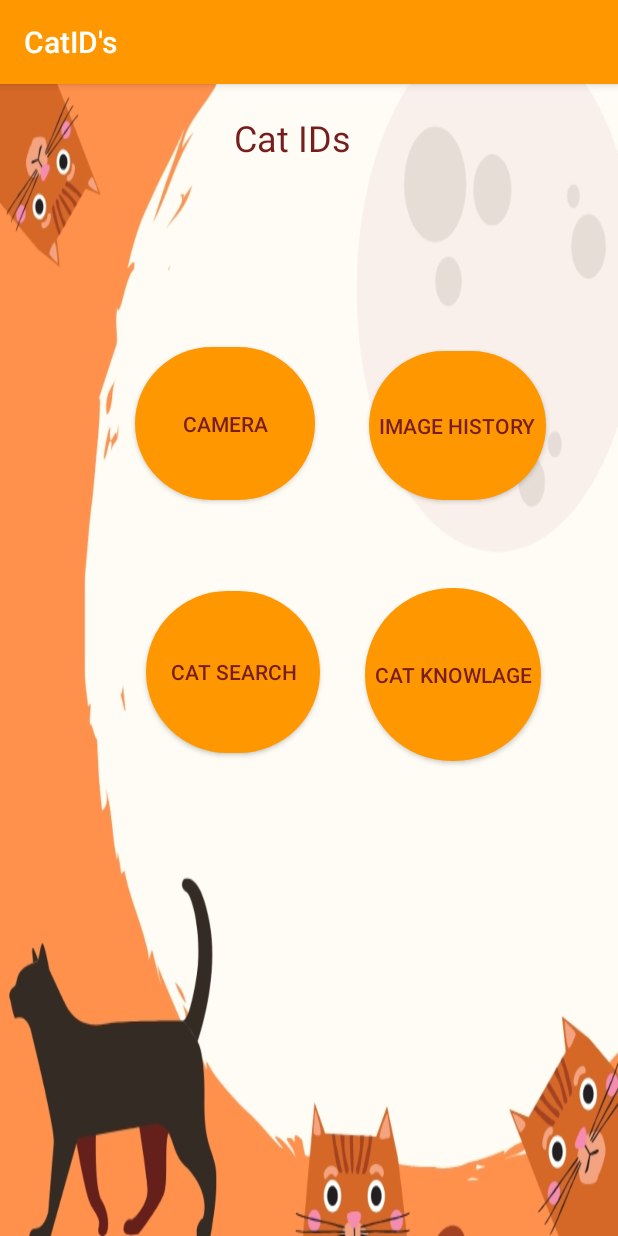
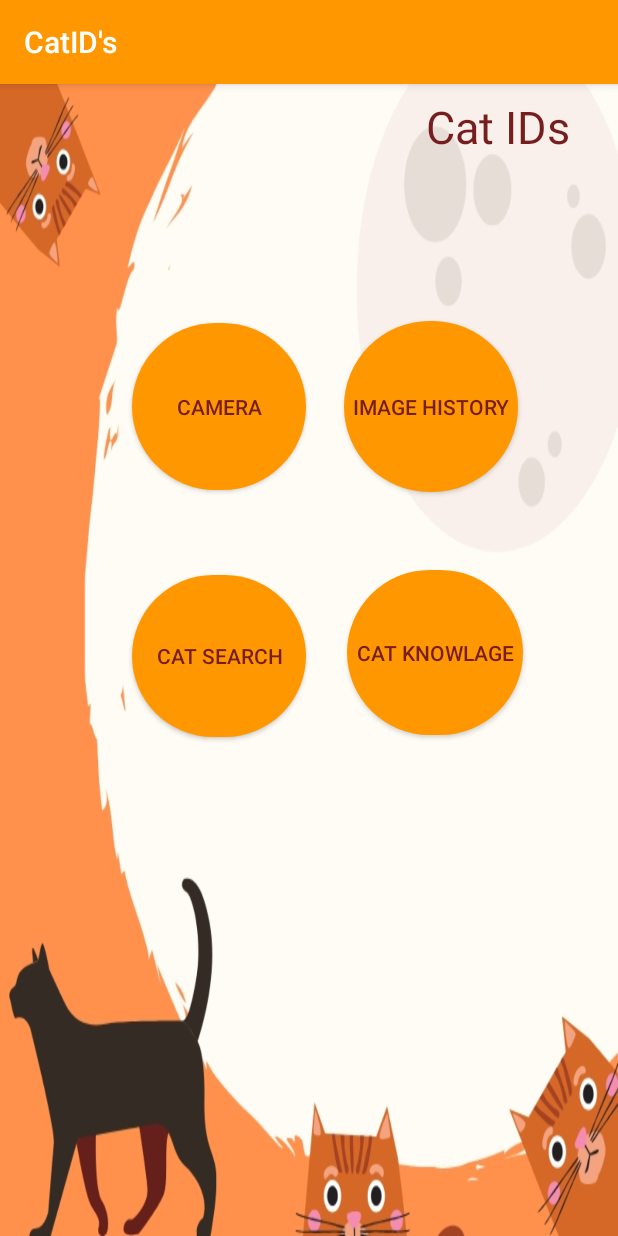
Before and after one commit to ValeriuOlar/CatIDs, an Android app: the screen it shows after launch (MainActivity), on a phone screen of 412 x 824 dp. Run offline under Robolectric (Android 15) with nearby library versions, the phone set to English and light mode, and no system bars.

Commit message:
some xml fix, API test "Success"

```diff
--- a/app/src/main/res/layout/activity_main.xml
+++ b/app/src/main/res/layout/activity_main.xml
@@ -15,8 +15,8 @@
         android:layout_height="108dp"
         android:layout_alignParentStart="true"
         android:layout_alignParentTop="true"
-        android:layout_marginStart="97dp"
-        android:layout_marginTop="338dp"
+        android:layout_marginStart="88dp"
+        android:layout_marginTop="327dp"
         android:background="@drawable/rounded_button"
         android:text="Cat Search"
         android:textColor="#761d1d" />
@@ -27,44 +27,44 @@
         android:layout_height="wrap_content"
         android:layout_alignParentStart="true"
         android:layout_alignParentTop="true"
-        android:layout_marginStart="156dp"
-        android:layout_marginTop="19dp"
+        android:layout_marginStart="284dp"
+        android:layout_marginTop="8dp"
         android:text="Cat IDs"
         android:textColor="#761d1d"
-        android:textSize="24sp" />
+        android:textSize="30sp" />
 
     <Button
         android:id="@+id/yknowlage"
         android:layout_width="117dp"
-        android:layout_height="115dp"
+        android:layout_height="110dp"
         android:layout_alignParentStart="true"
         android:layout_alignParentTop="true"
-        android:layout_marginStart="243dp"
-        android:layout_marginTop="336dp"
+        android:layout_marginStart="231dp"
+        android:layout_marginTop="324dp"
         android:background="@drawable/rounded_button"
         android:text="Cat knowlage"
         android:textColor="#761d1d" />
 
     <Button
         android:id="@+id/camera"
-        android:layout_width="120dp"
-        android:layout_height="102dp"
+        android:layout_width="116dp"
+        android:layout_height="111dp"
         android:layout_alignParentStart="true"
         android:layout_alignParentTop="true"
-        android:layout_marginStart="90dp"
-        android:layout_marginTop="175dp"
+        android:layout_marginStart="88dp"
+        android:layout_marginTop="159dp"
         android:background="@drawable/rounded_button"
         android:text="Camera"
         android:textColor="#761d1d" />
 
     <Button
         android:id="@+id/chart"
-        android:layout_width="118dp"
-        android:layout_height="99dp"
+        android:layout_width="116dp"
+        android:layout_height="114dp"
         android:layout_alignParentStart="true"
         android:layout_alignParentTop="true"
-        android:layout_marginStart="246dp"
-        android:layout_marginTop="178dp"
+        android:layout_marginStart="229dp"
+        android:layout_marginTop="158dp"
         android:background="@drawable/rounded_button"
         android:text="Image History"
         android:textColor="#761d1d" />
```
